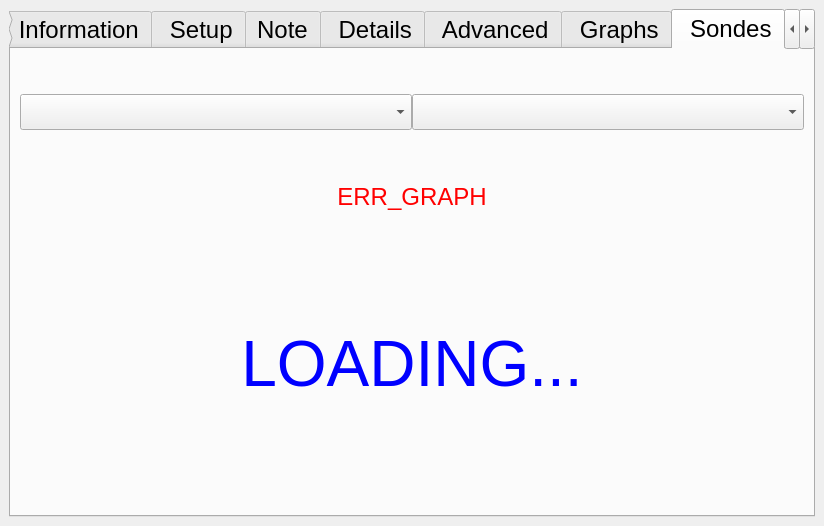
Qt form ddh/gui/gui_ddh.ui (LowellInstruments/ddh5) before a commit.
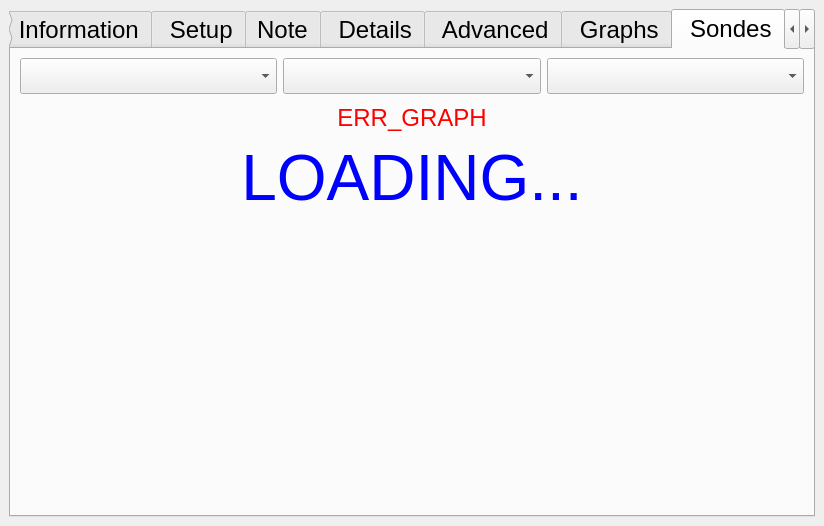
The same form after that commit. Icons and pictures are not drawn.

```diff
--- a/ddh/gui/gui_ddh.ui
+++ b/ddh/gui/gui_ddh.ui
@@ -1877,11 +1877,11 @@
        </attribute>
        <layout class="QVBoxLayout" name="verticalLayout_26">
         <item>
-         <layout class="QVBoxLayout" name="verticalLayout_25">
+         <layout class="QVBoxLayout" name="verticalLayout_25" stretch="1,1,1,8">
           <item>
-           <layout class="QHBoxLayout" name="lay_g_h1_7" stretch="1,1">
+           <layout class="QHBoxLayout" name="lay_g_h1_7" stretch="1,1,1">
             <property name="spacing">
-             <number>0</number>
+             <number>6</number>
             </property>
             <item>
              <widget class="QComboBox" name="cb_g_sondes_who"/>
@@ -1896,6 +1896,16 @@
               </property>
              </widget>
             </item>
+            <item>
+             <widget class="QComboBox" name="cb_g_sondes_when">
+              <property name="maximumSize">
+               <size>
+                <width>16777215</width>
+                <height>16777215</height>
+               </size>
+              </property>
+             </widget>
+            </item>
            </layout>
           </item>
           <item>
```
